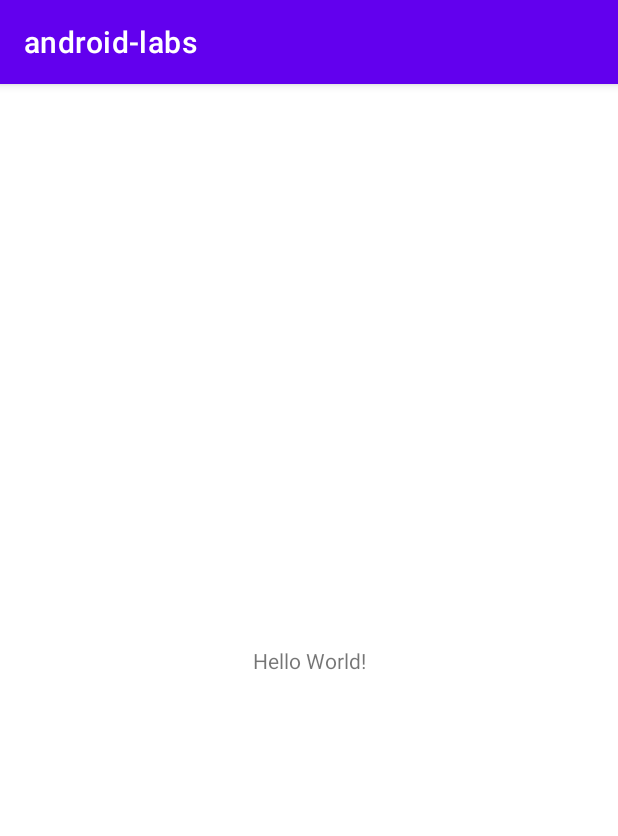
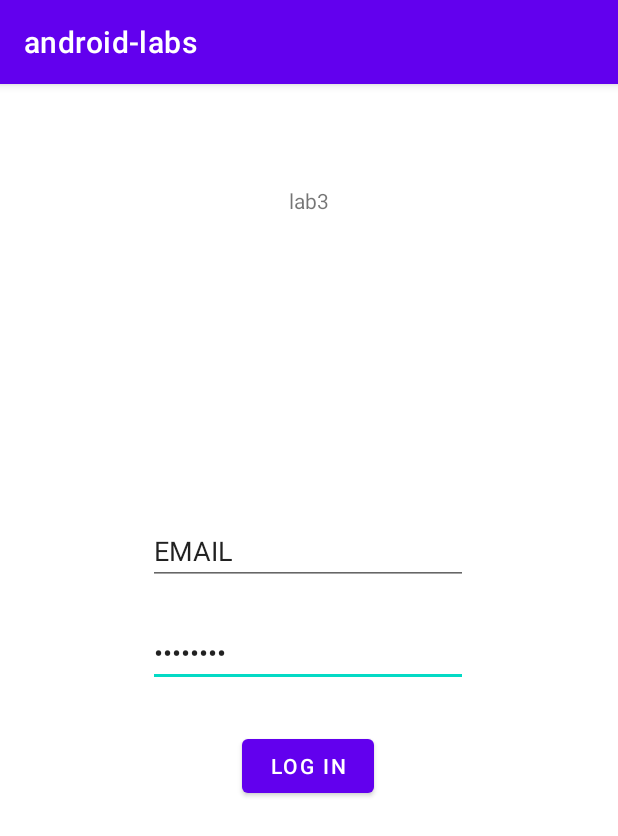
Before and after one commit to Alextxnk/android-labs, an Android app: the screen it shows after launch (MainActivity), on a phone screen of 412 x 824 dp. Shown: the top 836 px of the screen. Run offline under Robolectric (Android 15) with nearby library versions, the phone set to English and light mode, and no system bars.

Commit message:
laba3-initial

```diff
--- a/app/src/main/res/layout/activity_main.xml
+++ b/app/src/main/res/layout/activity_main.xml
@@ -7,12 +7,54 @@
     tools:context=".MainActivity">
 
     <TextView
+        android:id="@+id/textView"
         android:layout_width="wrap_content"
         android:layout_height="wrap_content"
-        android:text="Hello World!"
-        app:layout_constraintBottom_toBottomOf="parent"
+        android:layout_marginTop="68dp"
+        android:text="lab3"
         app:layout_constraintEnd_toEndOf="parent"
         app:layout_constraintStart_toStartOf="parent"
         app:layout_constraintTop_toTopOf="parent" />
 
+    <Button
+        android:id="@+id/button"
+        android:layout_width="wrap_content"
+        android:layout_height="wrap_content"
+        android:text="log in"
+        app:layout_constraintBottom_toBottomOf="parent"
+        app:layout_constraintEnd_toEndOf="parent"
+        app:layout_constraintHorizontal_bias="0.498"
+        app:layout_constraintStart_toStartOf="parent"
+        app:layout_constraintTop_toTopOf="parent"
+        app:layout_constraintVertical_bias="0.598" />
+
+    <EditText
+        android:id="@+id/editTextTextPassword"
+        android:layout_width="wrap_content"
+        android:layout_height="wrap_content"
+        android:layout_marginTop="136dp"
+        android:ems="10"
+        android:inputType="textPassword"
+        android:text="PASSWORD"
+        app:layout_constraintBottom_toBottomOf="parent"
+        app:layout_constraintEnd_toEndOf="parent"
+        app:layout_constraintHorizontal_bias="0.497"
+        app:layout_constraintStart_toStartOf="parent"
+        app:layout_constraintTop_toTopOf="parent"
+        app:layout_constraintVertical_bias="0.376" />
+
+    <EditText
+        android:id="@+id/editTextTextEmailAddress"
+        android:layout_width="wrap_content"
+        android:layout_height="wrap_content"
+        android:ems="10"
+        android:inputType="textEmailAddress"
+        android:text="EMAIL"
+        app:layout_constraintBottom_toBottomOf="parent"
+        app:layout_constraintEnd_toEndOf="parent"
+        app:layout_constraintHorizontal_bias="0.497"
+        app:layout_constraintStart_toStartOf="parent"
+        app:layout_constraintTop_toTopOf="parent"
+        app:layout_constraintVertical_bias="0.399" />
+
 </androidx.constraintlayout.widget.ConstraintLayout>
```
